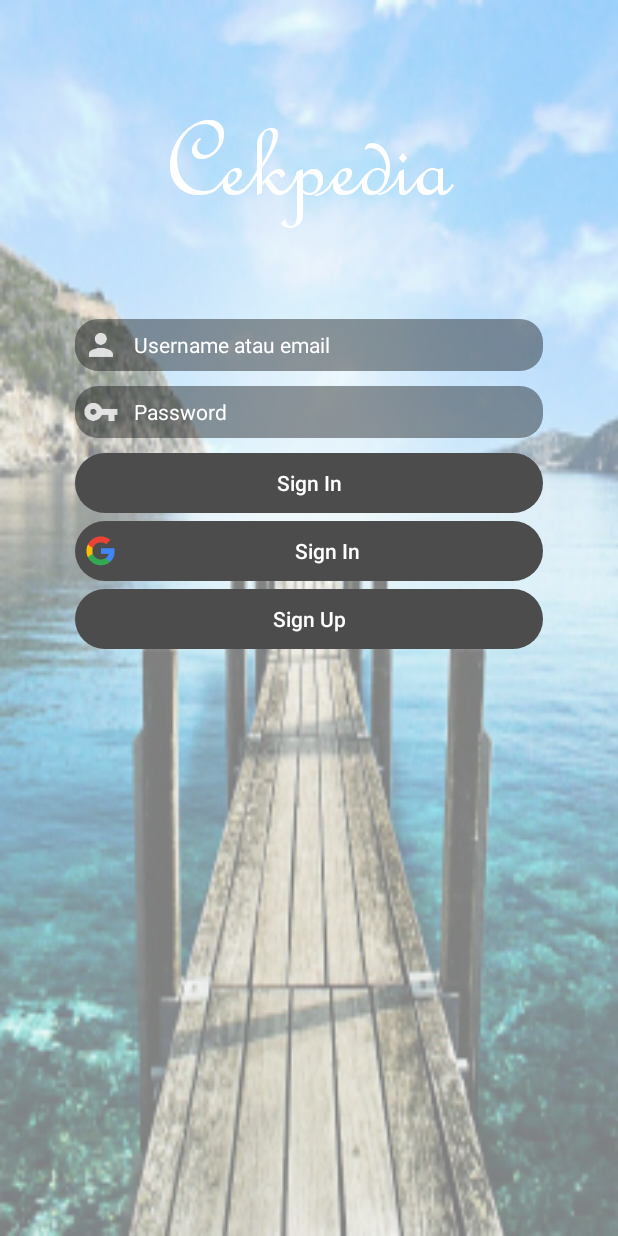
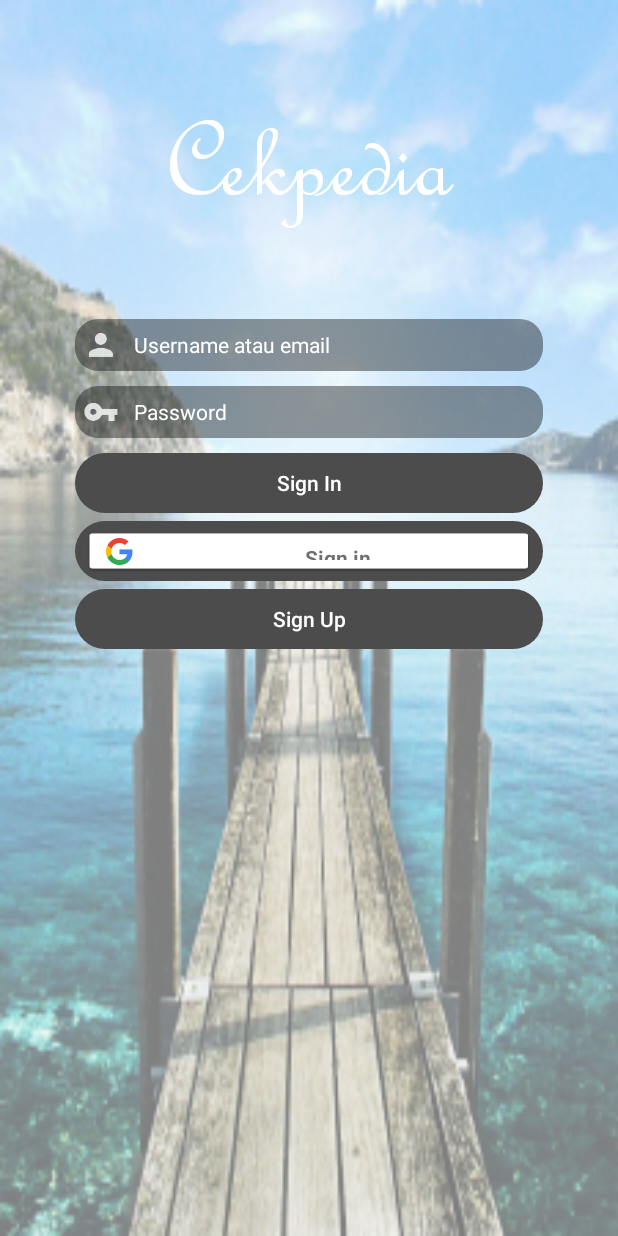
Before and after one commit to marshaachikita/cekpedia, an Android app: the screen it shows after launch (LoginActivity), on a phone screen of 412 x 824 dp. Run offline under Robolectric (Android 15) with nearby library versions, the light colour scheme and no system bars; our stand-ins replace Firebase (no records; nobody signed in at launch, a user with empty details on screens opened directly); Roboto replaces fonts that are not available here; 1 statement that could not run was skipped.

Commit message:
google sign in done

```diff
--- a/app/src/main/java/me/cekpedia/LoginActivity.java
+++ b/app/src/main/java/me/cekpedia/LoginActivity.java
@@ -98,7 +98,7 @@ public class LoginActivity extends AppCompatActivity implements View.OnClickList
 
         username.setCompoundDrawables(drawable_username, null, null, null);
         password.setCompoundDrawables(drawable_password, null, null, null);
-        btn_google.setCompoundDrawables(drawable_google, null, null, null);
+//        btn_google.setCompoundDrawables(drawable_google, null, null, null);
 
         // Pengaturan Font
         st = (TextView) findViewById(R.id.cekpedia_login);
--- a/app/src/main/res/layout/activity_login.xml
+++ b/app/src/main/res/layout/activity_login.xml
@@ -79,16 +79,6 @@
             android:id="@+id/bn_login"
             android:layout_width="match_parent"
             android:layout_height="40dp"
-            android:layout_marginTop="5dp"
-            android:layout_marginRight="40dp"
-            android:layout_marginLeft="40dp"
-            android:visibility="invisible"
-            />
-
-        <Button
-            android:id="@+id/google_button"
-            android:layout_width="match_parent"
-            android:layout_height="40dp"
             android:layout_marginRight="50dp"
             android:layout_marginLeft="50dp"
             android:layout_marginTop="5dp"
@@ -101,6 +91,23 @@
             android:textSize="14sp"
             android:background="@drawable/ellips_button"
             />
+
+        <!--<Button-->
+            <!--android:id="@+id/google_button"-->
+            <!--android:layout_width="match_parent"-->
+            <!--android:layout_height="40dp"-->
+            <!--android:layout_marginRight="50dp"-->
+            <!--android:layout_marginLeft="50dp"-->
+            <!--android:layout_marginTop="5dp"-->
+            <!--android:padding="5dp"-->
+            <!--android:drawableLeft="@mipmap/ic_google_logo"-->
+            <!--android:onClick="onClick"-->
+            <!--android:text="Sign In"-->
+            <!--android:textAllCaps="false"-->
+            <!--android:textColor="#FFFFFF"-->
+            <!--android:textSize="14sp"-->
+            <!--android:background="@drawable/ellips_button"-->
+            <!--/>-->
     </FrameLayout>
 
     <Button
```
